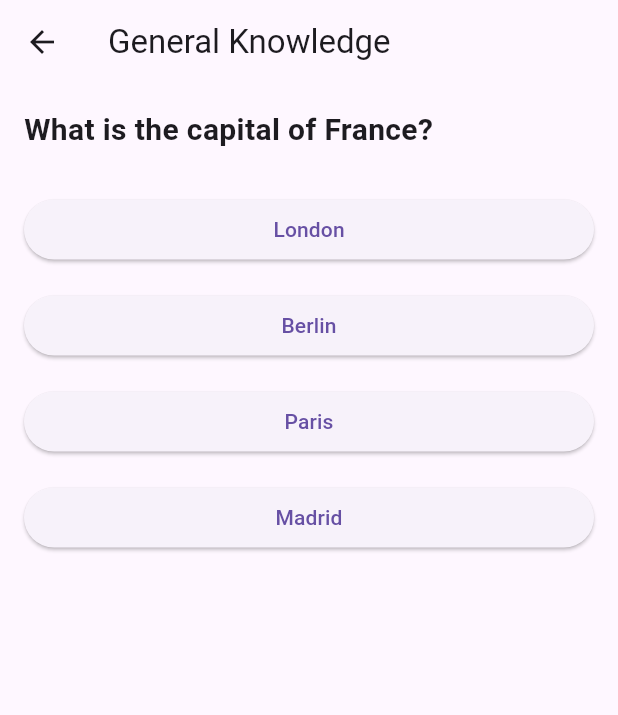
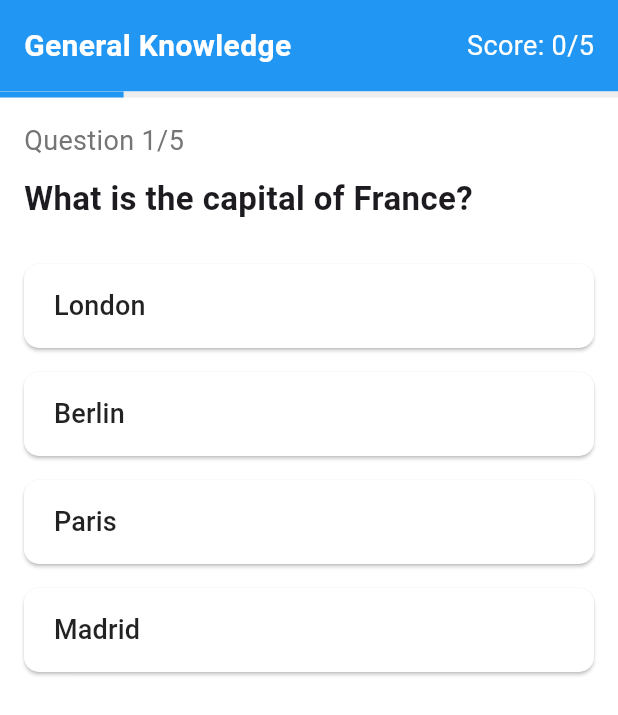
Before and after one commit to Rohith2006/quiz-app, a Flutter app: the screen it shows after launch, after a tap on "General Knowledge", on a phone screen of 412 x 824 dp. Shown: the top 715 px of the screen. Run offline on Flutter 3.47's test engine with Material 3 defaults, Android fonts, the phone set to English and light mode, and no system bars; our stand-ins replace shared_preferences.

Commit message:
added some UI elements and live score

```diff
--- a/app_f/lib/main.dart
+++ b/app_f/lib/main.dart
@@ -1,7 +1,15 @@
 import 'package:flutter/material.dart';
+import 'package:flutter/services.dart';
 import 'screens/home_screen.dart';
 
-void main() => runApp(QuizApp());
+void main() {
+  WidgetsFlutterBinding.ensureInitialized();
+  SystemChrome.setSystemUIOverlayStyle(SystemUiOverlayStyle(
+    statusBarColor: Colors.transparent,
+  ));
+  SystemChrome.setEnabledSystemUIMode(SystemUiMode.edgeToEdge);
+  runApp(QuizApp());
+}
 
 class QuizApp extends StatelessWidget {
   @override
@@ -10,6 +18,12 @@ class QuizApp extends StatelessWidget {
       title: 'Quiz App',
       theme: ThemeData(
         primarySwatch: Colors.blue,
+        scaffoldBackgroundColor: Colors.white,
+        appBarTheme: AppBarTheme(
+          backgroundColor: Colors.white,
+          foregroundColor: Colors.black,
+          elevation: 0,
+        ),
       ),
       home: HomeScreen(),
     );
--- a/app_f/lib/screens/home_screen.dart
+++ b/app_f/lib/screens/home_screen.dart
@@ -14,27 +14,42 @@ class HomeScreen extends StatelessWidget {
       appBar: AppBar(
         title: Text('Quiz App'),
       ),
-      body: ListView(
+      body: SafeArea(
+        child: Padding(
           padding: EdgeInsets.all(16.0),
+          child: Column(
+            crossAxisAlignment: CrossAxisAlignment.stretch,
             children: [
               Text(
                 'Available Quizzes',
                 style: TextStyle(fontSize: 24, fontWeight: FontWeight.bold),
               ),
               SizedBox(height: 16),
-          ...quizzes.map((quiz) => Card(
+              Expanded(
+                child: ListView.builder(
+                  itemCount: quizzes.length,
+                  itemBuilder: (context, index) {
+                    return Card(
+                      elevation: 2,
+                      margin: EdgeInsets.symmetric(vertical: 8),
                       child: ListTile(
-              title: Text(quiz.name),
-              trailing: Icon(Icons.arrow_right),
+                        title: Text(quizzes[index].name),
+                        trailing: Icon(Icons.arrow_forward_ios),
                         onTap: () => Navigator.push(
                           context,
-                MaterialPageRoute(builder: (context) => QuizScreen(quiz: quiz)),
+                          MaterialPageRoute(builder: (context) => QuizScreen(quiz: quizzes[index])),
                         ),
                       ),
-          )).toList(),
+                    );
+                  },
+                ),
+              ),
               SizedBox(height: 20),
               ElevatedButton(
                 child: Text('View History'),
+                style: ElevatedButton.styleFrom(
+                  padding: EdgeInsets.symmetric(vertical: 15.0),
+                ),
                 onPressed: () => Navigator.push(
                   context,
                   MaterialPageRoute(builder: (context) => HistoryScreen()),
@@ -42,6 +57,8 @@ class HomeScreen extends StatelessWidget {
               ),
             ],
           ),
+        ),
+      ),
     );
   }
 }
--- a/app_f/lib/screens/quiz_screen.dart
+++ b/app_f/lib/screens/quiz_screen.dart
@@ -1,7 +1,6 @@
 import 'package:flutter/material.dart';
 import '../models/quiz.dart';
 import '../services/quiz_service.dart';
-import '../widgets/option_button.dart';
 import 'result_screen.dart';
 
 class QuizScreen extends StatefulWidget {
@@ -13,45 +12,28 @@ class QuizScreen extends StatefulWidget {
   _QuizScreenState createState() => _QuizScreenState();
 }
 
-class _QuizScreenState extends State<QuizScreen> with TickerProviderStateMixin {
+class _QuizScreenState extends State<QuizScreen> {
   final QuizService _quizService = QuizService();
   int currentQuestionIndex = 0;
   int score = 0;
-  bool? isCorrect;
-  late AnimationController _animationController;
-  late Animation<double> _animation;
-
-  @override
-  void initState() {
-    super.initState();
-    _animationController = AnimationController(
-      vsync: this,
-      duration: Duration(milliseconds: 500),
-    );
-    _animation = CurvedAnimation(
-      parent: _animationController,
-      curve: Curves.easeInOut,
-    );
-  }
-
-  @override
-  void dispose() {
-    _animationController.dispose();
-    super.dispose();
-  }
+  int? selectedAnswerIndex;
+  bool showFeedback = false;
 
   void _checkAnswer(int selectedIndex) {
     setState(() {
-      isCorrect = selectedIndex ==
-          widget.quiz.questions[currentQuestionIndex].correctOptionIndex;
-      score += isCorrect! ? 1 : 0;
-      _animationController.forward(from: 0.0);
+      selectedAnswerIndex = selectedIndex;
+      showFeedback = true;
+      if (selectedIndex == widget.quiz.questions[currentQuestionIndex].correctOptionIndex) {
+        score++;
+      }
     });
 
-    Future.delayed(Duration(seconds: 1), () {
+    Future.delayed(Duration(milliseconds: 750), () {
       setState(() {
         if (currentQuestionIndex < widget.quiz.questions.length - 1) {
           currentQuestionIndex++;
+          selectedAnswerIndex = null;
+          showFeedback = false;
         } else {
           _quizService.saveQuizResult(widget.quiz.name, score);
           Navigator.pushReplacement(
@@ -65,52 +47,112 @@ class _QuizScreenState extends State<QuizScreen> with TickerProviderStateMixin {
             ),
           );
         }
-        isCorrect = null;
       });
     });
+  }
+
+  Color _getOptionColor(int optionIndex) {
+    if (showFeedback) {
+      if (optionIndex == widget.quiz.questions[currentQuestionIndex].correctOptionIndex) {
+        return Colors.green.shade200;
+      } else if (optionIndex == selectedAnswerIndex) {
+        return Colors.red.shade200;
+      }
+    }
+    return Colors.white;
+  }
+
+  IconData? _getOptionIcon(int optionIndex) {
+    if (showFeedback) {
+      if (optionIndex == widget.quiz.questions[currentQuestionIndex].correctOptionIndex) {
+        return Icons.check_circle;
+      } else if (optionIndex == selectedAnswerIndex) {
+        return Icons.cancel;
+      }
+    }
+    return null;
   }
 
   @override
   Widget build(BuildContext context) {
     return Scaffold(
-      appBar: AppBar(
-        title: Text(widget.quiz.name),
+      body: SafeArea(
+        child: Column(
+          children: [
+            Container(
+              padding: EdgeInsets.all(16),
+              color: Colors.blue,
+              child: Row(
+                mainAxisAlignment: MainAxisAlignment.spaceBetween,
+                children: [
+                  Text(
+                    widget.quiz.name,
+                    style: TextStyle(fontSize: 20, fontWeight: FontWeight.bold, color: Colors.white),
                   ),
-      body: Padding(
+                  Text(
+                    'Score: $score/${widget.quiz.questions.length}',
+                    style: TextStyle(fontSize: 18, color: Colors.white),
+                  ),
+                ],
+              ),
+            ),
+            LinearProgressIndicator(
+              value: (currentQuestionIndex + 1) / widget.quiz.questions.length,
+              backgroundColor: Colors.grey[200],
+              valueColor: AlwaysStoppedAnimation<Color>(Colors.blue),
+            ),
+            Expanded(
+              child: Padding(
                 padding: EdgeInsets.all(16.0),
                 child: Column(
                   crossAxisAlignment: CrossAxisAlignment.stretch,
                   children: <Widget>[
                     Text(
+                      'Question ${currentQuestionIndex + 1}/${widget.quiz.questions.length}',
+                      style: TextStyle(fontSize: 18.0, color: Colors.grey[600]),
+                    ),
+                    SizedBox(height: 10.0),
+                    Text(
                       widget.quiz.questions[currentQuestionIndex].questionText,
-              style: TextStyle(fontSize: 20.0, fontWeight: FontWeight.bold),
+                      style: TextStyle(fontSize: 22.0, fontWeight: FontWeight.bold),
                     ),
                     SizedBox(height: 20.0),
-            ...widget.quiz.questions[currentQuestionIndex].options
-                .asMap()
-                .entries
-                .map((entry) {
-              return OptionButton(
-                text: entry.value,
-                onPressed: isCorrect == null
-                    ? () => _checkAnswer(entry.key)
-                    : null,
-              );
-            }).toList(),
-            SizedBox(height: 20.0),
-            if (isCorrect != null)
-              AnimatedBuilder(
-                animation: _animation,
-                builder: (context, child) {
-                  return Transform.scale(
-                    scale: _animation.value,
-                    child: Icon(
-                      isCorrect! ? Icons.check_circle : Icons.cancel,
-                      color: isCorrect! ? Colors.green : Colors.red,
-                      size: 80.0,
+                    Expanded(
+                      child: ListView.builder(
+                        itemCount: widget.quiz.questions[currentQuestionIndex].options.length,
+                        itemBuilder: (context, index) {
+                          return Padding(
+                            padding: EdgeInsets.symmetric(vertical: 8.0),
+                            child: ElevatedButton(
+                              child: Row(
+                                mainAxisAlignment: MainAxisAlignment.spaceBetween,
+                                children: [
+                                  Expanded(
+                                    child: Text(
+                                      widget.quiz.questions[currentQuestionIndex].options[index],
+                                      style: TextStyle(fontSize: 18.0, color: Colors.black87),
+                                    ),
+                                  ),
+                                  if (_getOptionIcon(index) != null)
+                                    Icon(_getOptionIcon(index), color: _getOptionColor(index) == Colors.green.shade200 ? Colors.green : Colors.red),
+                                ],
+                              ),
+                              style: ElevatedButton.styleFrom(
+                                backgroundColor: _getOptionColor(index),
+                                padding: EdgeInsets.symmetric(vertical: 15.0, horizontal: 20.0),
+                                shape: RoundedRectangleBorder(
+                                  borderRadius: BorderRadius.circular(10.0),
+                                ),
+                              ),
+                              onPressed: showFeedback ? null : () => _checkAnswer(index),
                             ),
                           );
                         },
+                      ),
+                    ),
+                  ],
+                ),
+              ),
             ),
           ],
         ),
--- a/app_f/lib/services/quiz_service.dart
+++ b/app_f/lib/services/quiz_service.dart
@@ -1,8 +1,10 @@
+import 'dart:convert';
+import 'package:shared_preferences/shared_preferences.dart';
 import '../models/quiz.dart';
 import '../models/question.dart';
 
 class QuizService {
-  static final List<Map<String, dynamic>> _quizHistory = [];
+  static const String _historyKey = 'quiz_history';
 
   List<Quiz> getQuizzes() {
   return [
@@ -19,6 +21,21 @@ class QuizService {
           options: ['Van Gogh', 'Da Vinci', 'Picasso', 'Rembrandt'],
           correctOptionIndex: 1,
         ),
+        Question(
+          questionText: 'What is the largest planet in our solar system?',
+          options: ['Earth', 'Mars', 'Jupiter', 'Saturn'],
+          correctOptionIndex: 2,
+        ),
+        Question(
+          questionText: 'In which year did World War II end?',
+          options: ['1943', '1945', '1947', '1950'],
+          correctOptionIndex: 1,
+        ),
+        Question(
+          questionText: 'What is the chemical symbol for gold?',
+          options: ['Au', 'Ag', 'Fe', 'Cu'],
+          correctOptionIndex: 0,
+        ),
       ],
     ),
     Quiz(
@@ -34,20 +51,50 @@ class QuizService {
           options: ['Venus', 'Jupiter', 'Mars', 'Saturn'],
           correctOptionIndex: 2,
         ),
+        Question(
+          questionText: 'What is the hardest natural substance on Earth?',
+          options: ['Gold', 'Iron', 'Diamond', 'Platinum'],
+          correctOptionIndex: 2,
+        ),
+        Question(
+          questionText: 'What is the largest organ in the human body?',
+          options: ['Heart', 'Brain', 'Liver', 'Skin'],
+          correctOptionIndex: 3,
+        ),
+        Question(
+          questionText: 'Which of these is not a state of matter?',
+          options: ['Solid', 'Liquid', 'Gas', 'Rock'],
+          correctOptionIndex: 3,
+        ),
       ],
     ),
     Quiz(
       name: 'History',
       questions: [
         Question(
-            questionText: 'In which year did World War II end?',
-            options: ['1943', '1945', '1947', '1950'],
-            correctOptionIndex: 1,
-          ),
-          Question(
           questionText: 'Who was the first President of the United States?',
           options: ['Thomas Jefferson', 'John Adams', 'George Washington', 'Benjamin Franklin'],
           correctOptionIndex: 2,
+        ),
+        Question(
+          questionText: 'In which year did Christopher Columbus first reach the Americas?',
+          options: ['1492', '1500', '1512', '1525'],
+          correctOptionIndex: 0,
+        ),
+        Question(
+          questionText: 'Which ancient wonder was located in Alexandria?',
+          options: ['Hanging Gardens', 'Colossus', 'Lighthouse', 'Great Pyramid'],
+          correctOptionIndex: 2,
+        ),
+        Question(
+          questionText: 'Who was the first woman to win a Nobel Prize?',
+          options: ['Marie Curie', 'Mother Teresa', 'Jane Addams', 'Bertha von Suttner'],
+          correctOptionIndex: 0,
+        ),
+        Question(
+          questionText: 'In which year did the Berlin Wall fall?',
+          options: ['1987', '1989', '1991', '1993'],
+          correctOptionIndex: 1,
         ),
       ],
     ),
@@ -64,23 +111,195 @@ class QuizService {
           options: ['Bilbo', 'Frodo', 'Sam', 'Pippin'],
           correctOptionIndex: 1,
         ),
+        Question(
+          questionText: 'Who wrote "1984"?',
+          options: ['George Orwell', 'Aldous Huxley', 'Ray Bradbury', 'H.G. Wells'],
+          correctOptionIndex: 0,
+        ),
+        Question(
+          questionText: 'Which of these is not a work by Jane Austen?',
+          options: ['Pride and Prejudice', 'Emma', 'Sense and Sensibility', 'Wuthering Heights'],
+          correctOptionIndex: 3,
+        ),
+        Question(
+          questionText: 'Who wrote "The Catcher in the Rye"?',
+          options: ['F. Scott Fitzgerald', 'Ernest Hemingway', 'J.D. Salinger', 'John Steinbeck'],
+          correctOptionIndex: 2,
+        ),
+      ],
+    ),
+    Quiz(
+      name: 'Geography',
+      questions: [
+        Question(
+          questionText: 'What is the largest country by land area?',
+          options: ['China', 'USA', 'Canada', 'Russia'],
+          correctOptionIndex: 3,
+        ),
+        Question(
+          questionText: 'Which of these is not a continent?',
+          options: ['Europe', 'Australia', 'Antarctica', 'Greenland'],
+          correctOptionIndex: 3,
+        ),
+        Question(
+          questionText: 'What is the capital of Brazil?',
+          options: ['São Paulo', 'Rio de Janeiro', 'Brasília', 'Salvador'],
+          correctOptionIndex: 2,
+        ),
+        Question(
+          questionText: 'Which desert is the largest in the world?',
+          options: ['Gobi', 'Kalahari', 'Sahara', 'Antarctic'],
+          correctOptionIndex: 3,
+        ),
+        Question(
+          questionText: 'What is the longest river in the world?',
+          options: ['Amazon', 'Nile', 'Yangtze', 'Mississippi'],
+          correctOptionIndex: 1,
+        ),
+      ],
+    ),
+    Quiz(
+      name: 'Movies',
+      questions: [
+        Question(
+          questionText: 'Who directed the movie "Jaws"?',
+          options: ['Steven Spielberg', 'Martin Scorsese', 'Francis Ford Coppola', 'George Lucas'],
+          correctOptionIndex: 0,
+        ),
+        Question(
+          questionText: 'Which movie won the Oscar for Best Picture in 2020?',
+          options: ['1917', 'Joker', 'Parasite', 'Once Upon a Time in Hollywood'],
+          correctOptionIndex: 2,
+        ),
+        Question(
+          questionText: 'Who played Jack in the movie "Titanic"?',
+          options: ['Brad Pitt', 'Leonardo DiCaprio', 'Johnny Depp', 'Tom Cruise'],
+          correctOptionIndex: 1,
+        ),
+        Question(
+          questionText: 'Which of these is not a Marvel superhero?',
+          options: ['Iron Man', 'Captain America', 'Batman', 'Thor'],
+          correctOptionIndex: 2,
+        ),
+        Question(
+          questionText: 'Who played Hermione Granger in the Harry Potter films?',
+          options: ['Emma Watson', 'Emma Stone', 'Emma Roberts', 'Emily Blunt'],
+          correctOptionIndex: 0,
+        ),
+      ],
+    ),
+    Quiz(
+      name: 'Music',
+      questions: [
+        Question(
+          questionText: 'Who is known as the "King of Pop"?',
+          options: ['Elvis Presley', 'Michael Jackson', 'Prince', 'David Bowie'],
+          correctOptionIndex: 1,
+        ),
+        Question(
+          questionText: 'Which band performed the song "Bohemian Rhapsody"?',
+          options: ['The Beatles', 'Led Zeppelin', 'Queen', 'Pink Floyd'],
+          correctOptionIndex: 2,
+        ),
+        Question(
+          questionText: 'What instrument does Yo-Yo Ma play?',
+          options: ['Violin', 'Piano', 'Cello', 'Flute'],
+          correctOptionIndex: 2,
+        ),
+        Question(
+          questionText: 'Who wrote the opera "The Magic Flute"?',
+          options: ['Bach', 'Beethoven', 'Mozart', 'Tchaikovsky'],
+          correctOptionIndex: 2,
+        ),
+        Question(
+          questionText: 'Which of these is not a type of guitar?',
+          options: ['Acoustic', 'Electric', 'Bass', 'Soprano'],
+          correctOptionIndex: 3,
+        ),
+      ],
+    ),
+    Quiz(
+      name: 'Sports',
+      questions: [
+        Question(
+          questionText: 'In which sport would you perform a slam dunk?',
+          options: ['Football', 'Tennis', 'Basketball', 'Golf'],
+          correctOptionIndex: 2,
+        ),
+        Question(
+          questionText: 'How many players are there in a soccer team on the field?',
+          options: ['9', '10', '11', '12'],
+          correctOptionIndex: 2,
+        ),
+        Question(
+          questionText: 'Which country has won the most FIFA World Cups?',
+          options: ['Germany', 'Italy', 'Argentina', 'Brazil'],
+          correctOptionIndex: 3,
+        ),
+        Question(
+          questionText: 'In which sport is the Davis Cup awarded?',
+          options: ['Tennis', 'Cricket', 'Rugby', 'Ice Hockey'],
+          correctOptionIndex: 0,
+        ),
+        Question(
+          questionText: 'How many Olympic rings are there?',
+          options: ['4', '5', '6', '7'],
+          correctOptionIndex: 1,
+        ),
+      ],
+    ),
+    Quiz(
+      name: 'Technology',
+      questions: [
+        Question(
+          questionText: 'Who is the co-founder of Microsoft?',
+          options: ['Steve Jobs', 'Bill Gates', 'Mark Zuckerberg', 'Jeff Bezos'],
+          correctOptionIndex: 1,
+        ),
+        Question(
+          questionText: 'What does "CPU" stand for?',
+          options: ['Central Processing Unit', 'Computer Personal Unit', 'Central Process Unit', 'Central Processor Unit'],
+          correctOptionIndex: 0,
+        ),
+        Question(
+          questionText: 'Which company developed the iPhone?',
+          options: ['Google', 'Samsung', 'Apple', 'Microsoft'],
+          correctOptionIndex: 2,
+        ),
+        Question(
+          questionText: 'What does "WWW" stand for in a website browser?',
+          options: ['World Wide Web', 'World War Web', 'Wide World Web', 'Web World Wide'],
+          correctOptionIndex: 0,
+        ),
+        Question(
+          questionText: 'Which of these is not a programming language?',
+          options: ['Java', 'Python', 'Ruby', 'Photoshop'],
+          correctOptionIndex: 3,
+        ),
       ],
     ),
   ];
 }
 
   Future<void> saveQuizResult(String quizName, int score) async {
-    final newEntry = {
+    final prefs = await SharedPreferences.getInstance();
+    List<String> history = prefs.getStringList(_historyKey) ?? [];
+
+    final newEntry = json.encode({
       'date': DateTime.now().toIso8601String(),
       'quizName': quizName,
       'score': score,
-    };
+    });
 
-    _quizHistory.add(newEntry);
+    history.add(newEntry);
+    await prefs.setStringList(_historyKey, history);
   }
 
   Future<List<Map<String, dynamic>>> getQuizHistory() async {
-    return List<Map<String, dynamic>>.from(_quizHistory)
+    final prefs = await SharedPreferences.getInstance();
+    List<String> history = prefs.getStringList(_historyKey) ?? [];
+
+    return history.map((entry) => json.decode(entry) as Map<String, dynamic>).toList()
       ..sort((a, b) => DateTime.parse(b['date']).compareTo(DateTime.parse(a['date'])));
   }
 }
--- a/app_f/lib/widgets/option_button.dart
+++ b/app_f/lib/widgets/option_button.dart
@@ -9,12 +9,20 @@ class OptionButton extends StatelessWidget {
 
   @override
   Widget build(BuildContext context) {
-    return Padding(
-      padding: EdgeInsets.symmetric(vertical: 8.0),
-      child: ElevatedButton(
-        child: Text(text),
-        onPressed: onPressed,
+    return ElevatedButton(
+      child: Text(
+        text,
+        style: TextStyle(fontSize: 18.0),
       ),
+      style: ElevatedButton.styleFrom(
+        foregroundColor: Colors.black87, backgroundColor: Colors.white,
+        padding: EdgeInsets.symmetric(vertical: 15.0),
+        shape: RoundedRectangleBorder(
+          borderRadius: BorderRadius.circular(10.0),
+          side: BorderSide(color: Colors.grey[300]!),
+        ),
+      ),
+      onPressed: onPressed,
     );
   }
 }
```
Also changed, not shown: app_f/pubspec.yaml (+8 -70 lines), app_f/assets/appstore.png (added), app_f/pubspec.lock, 7 other files. Lines whose indentation alone changed are shown as unchanged.
